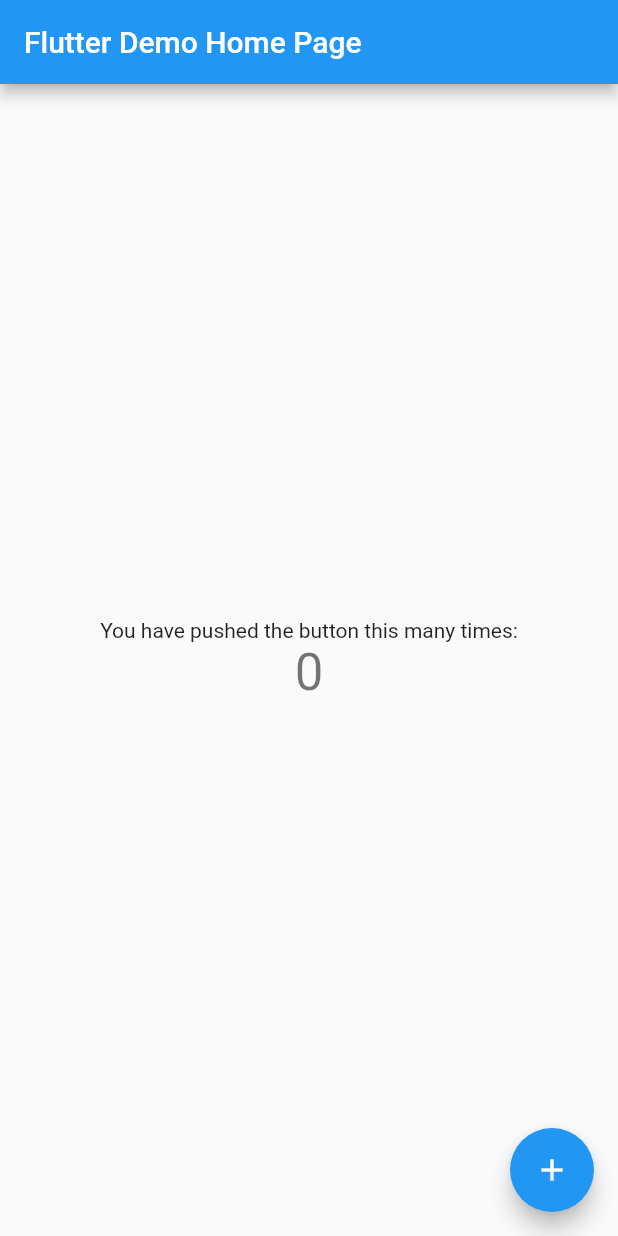
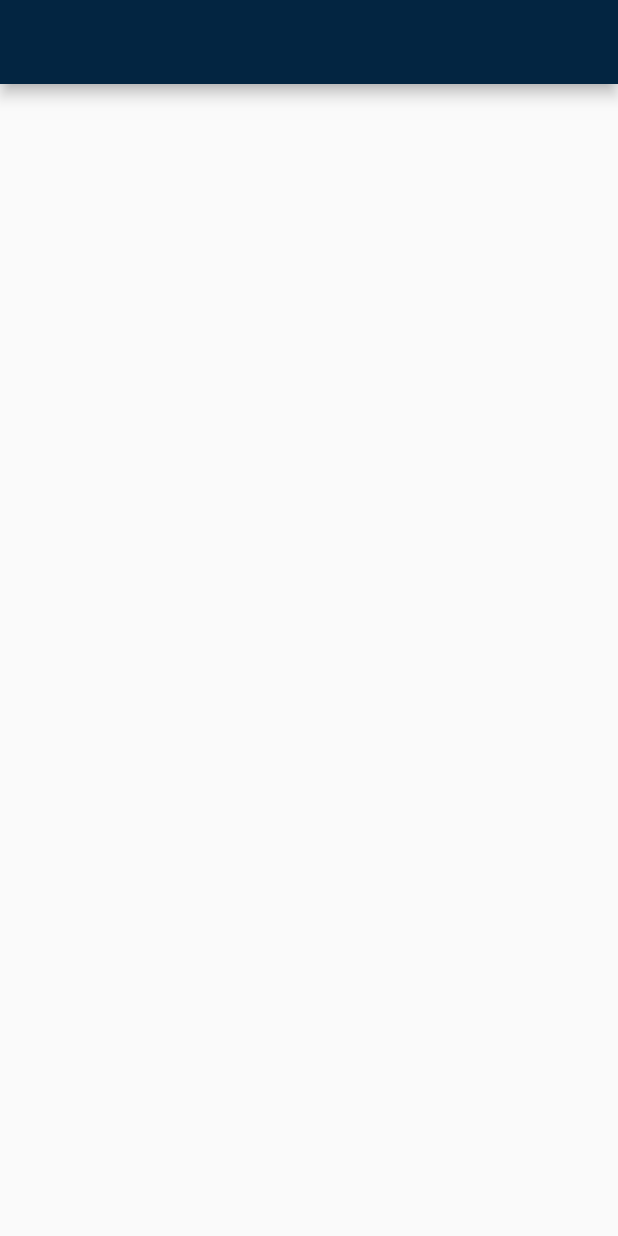
Before and after one commit to DarkPiano/The-Movie, a Flutter app: the screen it shows after launch, on a phone screen of 412 x 824 dp. Run offline on Flutter 3.47's test engine with Material 2 defaults, Android fonts, the phone set to English and light mode, and no system bars.

Commit message:
creation of the authorization widget

```diff
--- a/lib/main.dart
+++ b/lib/main.dart
@@ -1,4 +1,5 @@
 import 'package:flutter/material.dart';
+import 'package:the_novie_db/widgets/auth/auth_widget.dart';
 
 void main() {
   runApp(const MyApp());
@@ -7,109 +8,16 @@
 class MyApp extends StatelessWidget {
   const MyApp({super.key});
 
-  // This widget is the root of your application.
   @override
   Widget build(BuildContext context) {
     return MaterialApp(
       title: 'Flutter Demo',
       theme: ThemeData(
-        // This is the theme of your application.
-        //
-        // Try running your application with "flutter run". You'll see the
-        // application has a blue toolbar. Then, without quitting the app, try
-        // changing the primarySwatch below to Colors.green and then invoke
-        // "hot reload" (press "r" in the console where you ran "flutter run",
-        // or simply save your changes to "hot reload" in a Flutter IDE).
-        // Notice that the counter didn't reset back to zero; the application
-        // is not restarted.
-        primarySwatch: Colors.blue,
+        appBarTheme: AppBarTheme(
+          backgroundColor: Color.fromRGBO(3, 37, 65, 1),
+        ),
       ),
-      home: const MyHomePage(title: 'Flutter Demo Home Page'),
+      home: AuthWidget(),
     );
   }
 }
-
-class MyHomePage extends StatefulWidget {
-  const MyHomePage({super.key, required this.title});
-
-  // This widget is the home page of your application. It is stateful, meaning
-  // that it has a State object (defined below) that contains fields that affect
-  // how it looks.
-
-  // This class is the configuration for the state. It holds the values (in this
-  // case the title) provided by the parent (in this case the App widget) and
-  // used by the build method of the State. Fields in a Widget subclass are
-  // always marked "final".
-
-  final String title;
-
-  @override
-  State<MyHomePage> createState() => _MyHomePageState();
-}
-
-class _MyHomePageState extends State<MyHomePage> {
-  int _counter = 0;
-
-  void _incrementCounter() {
-    setState(() {
-      // This call to setState tells the Flutter framework that something has
-      // changed in this State, which causes it to rerun the build method below
-      // so that the display can reflect the updated values. If we changed
-      // _counter without calling setState(), then the build method would not be
-      // called again, and so nothing would appear to happen.
-      _counter++;
-    });
-  }
-
-  @override
-  Widget build(BuildContext context) {
-    // This method is rerun every time setState is called, for instance as done
-    // by the _incrementCounter method above.
-    //
-    // The Flutter framework has been optimized to make rerunning build methods
-    // fast, so that you can just rebuild anything that needs updating rather
-    // than having to individually change instances of widgets.
-    return Scaffold(
-      appBar: AppBar(
-        // Here we take the value from the MyHomePage object that was created by
-        // the App.build method, and use it to set our appbar title.
-        title: Text(widget.title),
-      ),
-      body: Center(
-        // Center is a layout widget. It takes a single child and positions it
-        // in the middle of the parent.
-        child: Column(
-          // Column is also a layout widget. It takes a list of children and
-          // arranges them vertically. By default, it sizes itself to fit its
-          // children horizontally, and tries to be as tall as its parent.
-          //
-          // Invoke "debug painting" (press "p" in the console, choose the
-          // "Toggle Debug Paint" action from the Flutter Inspector in Android
-          // Studio, or the "Toggle Debug Paint" command in Visual Studio Code)
-          // to see the wireframe for each widget.
-          //
-          // Column has various properties to control how it sizes itself and
-          // how it positions its children. Here we use mainAxisAlignment to
-          // center the children vertically; the main axis here is the vertical
-          // axis because Columns are vertical (the cross axis would be
-          // horizontal).
-          mainAxisAlignment: MainAxisAlignment.center,
-          children: <Widget>[
-            const Text(
-              'You have pushed the button this many times:',
-            ),
-            Text(
-              '$_counter',
-              style: Theme.of(context).textTheme.headlineMedium,
-            ),
-          ],
-        ),
-      ),
-      floatingActionButton: FloatingActionButton(
-        onPressed: _incrementCounter,
-        tooltip: 'Increment',
-        child: const Icon(Icons.add),
-      ), // This trailing comma makes auto-formatting nicer for build methods.
-    );
-  }
-}
--- /dev/null
+++ b/lib/widgets/auth/auth_widget.dart
@@ -0,0 +1,17 @@
+import 'package:flutter/material.dart';
+
+class AuthWidget extends StatefulWidget {
+  const AuthWidget({Key? key}) : super(key: key);
+
+  @override
+  State<AuthWidget> createState() => _AuthWidgetState();
+}
+
+class _AuthWidgetState extends State<AuthWidget> {
+  @override
+  Widget build(BuildContext context) {
+    return Scaffold(
+      appBar: AppBar(),
+    );
+  }
+}
```
